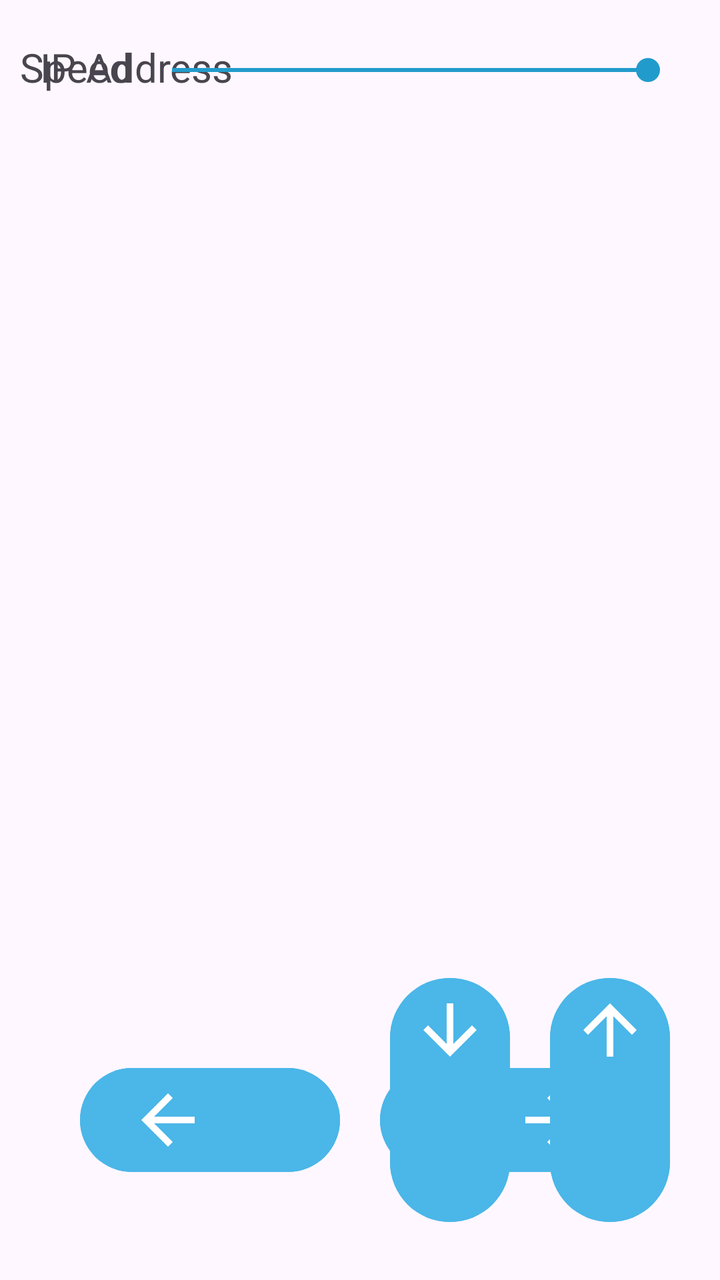
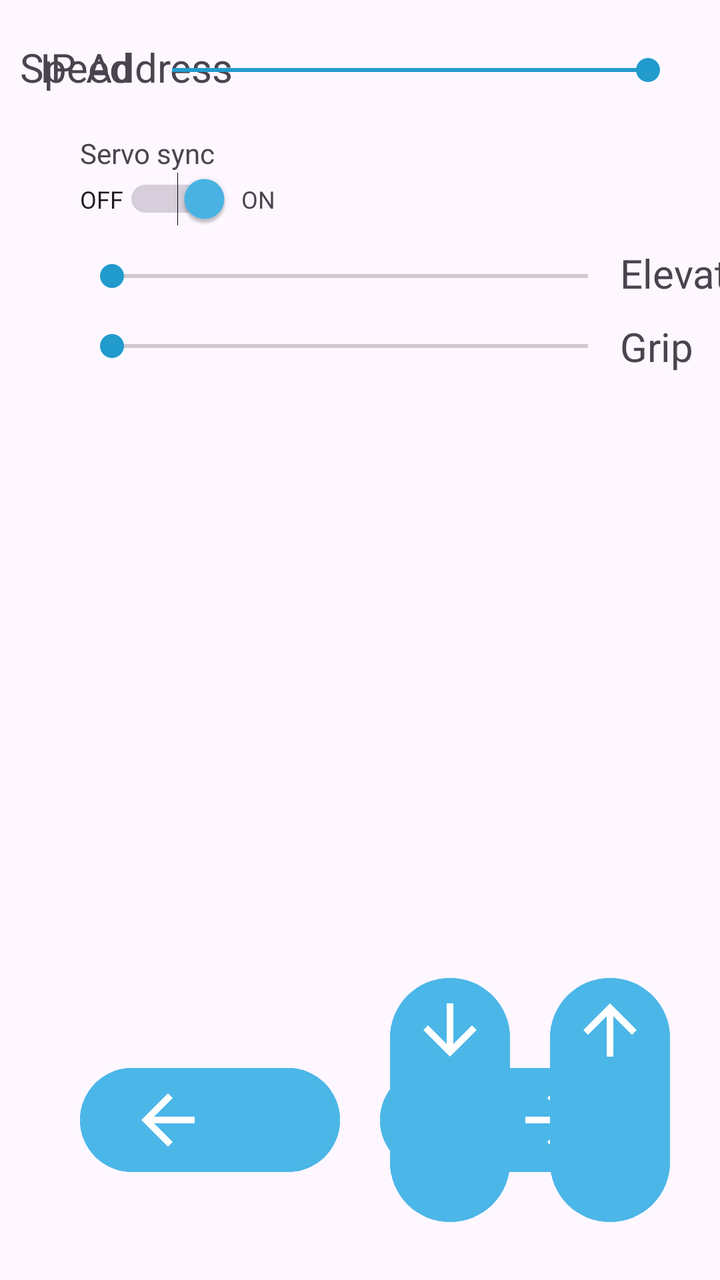

An Android layout rendered at two revisions. The XML below is the earlier revision; the diff shows what the commit changed to produce the second picture.
<!-- AndroidManifest.xml: application theme Theme.BotzillaController -->
<!-- res/layout/activity_controller_b.xml -->
<?xml version="1.0" encoding="utf-8"?>
<androidx.constraintlayout.widget.ConstraintLayout xmlns:android="http://schemas.android.com/apk/res/android"
    xmlns:app="http://schemas.android.com/apk/res-auto"
    xmlns:tools="http://schemas.android.com/tools"
    android:id="@+id/main"
    android:layout_width="match_parent"
    android:layout_height="match_parent"
    android:backgroundTint="@color/material_dynamic_primary70"
    tools:context=".ControllerActivityButtons">

    <TextView
        android:id="@+id/ipTextView"
        android:layout_width="wrap_content"
        android:layout_height="wrap_content"
        android:layout_marginStart="20dp"
        android:layout_marginTop="20dp"
        android:text="IP Address"
        android:textSize="20sp"
        app:layout_constraintStart_toStartOf="parent"
        app:layout_constraintTop_toTopOf="parent"
        tools:ignore="HardcodedText" />

    <SeekBar
        android:id="@+id/speed_seek"
        android:layout_width="270dp"
        android:layout_height="30dp"
        android:layout_marginTop="20dp"
        android:layout_marginEnd="20dp"
        android:progress="100"
        android:progressTint="@color/material_dynamic_primary60"
        android:thumbTint="@color/material_dynamic_primary60"
        app:layout_constraintEnd_toEndOf="parent"
        app:layout_constraintTop_toTopOf="parent" />

    <TextView
        android:id="@+id/textView"
        android:layout_width="60dp"
        android:layout_height="30dp"
        android:layout_marginTop="20dp"
        android:text="@string/speed_hard_coded"
        android:textSize="20sp"
        app:layout_constraintBottom_toBottomOf="@+id/speed_seek"
        app:layout_constraintEnd_toStartOf="@+id/speed_seek"
        app:layout_constraintTop_toTopOf="parent"
        android:backgroundTint="@color/material_dynamic_primary70" />

    <LinearLayout
        android:layout_width="wrap_content"
        android:layout_height="wrap_content"
        android:layout_marginStart="30dp"
        android:layout_marginBottom="40dp"
        android:orientation="horizontal"
        app:layout_constraintBottom_toBottomOf="parent"
        app:layout_constraintStart_toStartOf="parent">

        <com.google.android.material.button.MaterialButton
            android:id="@+id/button_left"
            android:layout_width="130dp"
            android:layout_height="60dp"
            android:layout_margin="10dp"
            app:icon="@drawable/outline_arrow_left_24"
            app:iconGravity="start"
            app:iconSize="40dp"
            android:backgroundTint="@color/material_dynamic_primary70"/>

        <com.google.android.material.button.MaterialButton
            android:id="@+id/button_right"
            android:layout_width="130dp"
            android:layout_height="60dp"
            android:layout_margin="10dp"
            app:icon="@drawable/outline_arrow_right_24"
            app:iconGravity="end"
            app:iconSize="40dp"
            android:backgroundTint="@color/material_dynamic_primary70"/>
    </LinearLayout>

    <LinearLayout
        android:layout_width="wrap_content"
        android:layout_height="wrap_content"
        android:layout_margin="15dp"
        android:orientation="horizontal"
        app:layout_constraintBottom_toBottomOf="parent"
        app:layout_constraintEnd_toEndOf="parent">

        <com.google.android.material.button.MaterialButton
            android:id="@+id/button_back"
            android:layout_width="60dp"
            android:layout_height="130dp"
            android:layout_margin="10dp"
            app:icon="@drawable/outline_arrow_down_24"
            app:iconGravity="top"
            app:iconSize="40dp"
            android:backgroundTint="@color/material_dynamic_primary70" />

        <com.google.android.material.button.MaterialButton
            android:id="@+id/button_forward"
            android:layout_width="60dp"
            android:layout_height="130dp"
            android:layout_margin="10dp"
            app:icon="@drawable/outline_arrow_up_24"
            app:iconGravity="top"
            app:iconSize="40dp"
            android:backgroundTint="@color/material_dynamic_primary70"/>

    </LinearLayout>

</androidx.constraintlayout.widget.ConstraintLayout>
<!-- resources referenced by this layout -->
<resources>
  <!-- drawable outline_arrow_down_24 (drawable) -->
  <vector xmlns:android="http://schemas.android.com/apk/res/android" android:height="24dp" android:tint="#000000" android:viewportHeight="960" android:viewportWidth="960" android:width="24dp">
        
      <path android:fillColor="@android:color/white" android:pathData="M440,160L440,647L216,423L160,480L480,800L800,480L744,423L520,647L520,160L440,160Z"/>
      
  </vector>
  <!-- drawable outline_arrow_left_24 (drawable) -->
  <vector xmlns:android="http://schemas.android.com/apk/res/android" android:autoMirrored="true" android:height="24dp" android:tint="#000000" android:viewportHeight="960" android:viewportWidth="960" android:width="24dp">
        
      <path android:fillColor="@android:color/white" android:pathData="M313,520L537,744L480,800L160,480L480,160L537,216L313,440L800,440L800,520L313,520Z"/>
      
  </vector>
  <!-- drawable outline_arrow_right_24 (drawable) -->
  <vector xmlns:android="http://schemas.android.com/apk/res/android" android:autoMirrored="true" android:height="24dp" android:tint="#000000" android:viewportHeight="960" android:viewportWidth="960" android:width="24dp">
        
      <path android:fillColor="@android:color/white" android:pathData="M647,520L160,520L160,440L647,440L423,216L480,160L800,480L480,800L423,744L647,520Z"/>
      
  </vector>
  <!-- drawable outline_arrow_up_24 (drawable) -->
  <vector xmlns:android="http://schemas.android.com/apk/res/android" android:height="24dp" android:tint="#000000" android:viewportHeight="960" android:viewportWidth="960" android:width="24dp">
        
      <path android:fillColor="@android:color/white" android:pathData="M440,800L440,313L216,537L160,480L480,160L800,480L744,537L520,313L520,800L440,800Z"/>
      
  </vector>
  <string name="speed_hard_coded">Speed</string>
  <style name="Theme.BotzillaController" parent="Base.Theme.BotzillaController" />
  <style name="Base.Theme.BotzillaController" parent="Theme.Material3.DayNight.NoActionBar">
          
          
      </style>
</resources>

<!-- the commit's change to res/layout/activity_controller_b.xml (unified diff, before → after) -->
@@ -9,7 +9,7 @@
     tools:context=".ControllerActivityButtons">
 
     <TextView
-        android:id="@+id/ipTextView"
+        android:id="@+id/ipTextViewB"
         android:layout_width="wrap_content"
         android:layout_height="wrap_content"
         android:layout_marginStart="20dp"
@@ -20,29 +20,141 @@
         app:layout_constraintTop_toTopOf="parent"
         tools:ignore="HardcodedText" />
 
+    <TextView
+        android:id="@+id/ipTextViewB3"
+        android:layout_width="wrap_content"
+        android:layout_height="wrap_content"
+        android:text="Elevation"
+        android:textSize="20sp"
+        app:layout_constraintStart_toEndOf="@+id/elevation_seek"
+        app:layout_constraintTop_toTopOf="@+id/elevation_seek"
+        tools:ignore="HardcodedText" />
+
+    <TextView
+        android:id="@+id/gripper_seek_textView"
+        android:layout_width="wrap_content"
+        android:layout_height="wrap_content"
+        android:text="Grip"
+        android:textSize="20sp"
+        app:layout_constraintBottom_toBottomOf="@+id/grip_seek"
+        app:layout_constraintStart_toEndOf="@+id/grip_seek"
+        app:layout_constraintTop_toTopOf="@+id/grip_seek"
+        tools:ignore="HardcodedText" />
+
+    <TextView
+        android:id="@+id/gripper_seek_textView_r"
+        android:layout_width="wrap_content"
+        android:layout_height="wrap_content"
+        android:text="Right"
+        android:textSize="20sp"
+        android:visibility="invisible"
+        app:layout_constraintBottom_toBottomOf="@+id/grip_seek_2_hidden"
+        app:layout_constraintStart_toEndOf="@+id/grip_seek_2_hidden"
+        app:layout_constraintTop_toTopOf="@+id/grip_seek_2_hidden"
+        app:layout_constraintVertical_bias="1.0"
+        tools:ignore="HardcodedText" />
+
+    <TextView
+        android:id="@+id/ServoSyncText"
+        android:layout_width="wrap_content"
+        android:layout_height="wrap_content"
+        android:layout_marginStart="40dp"
+        android:layout_marginTop="20dp"
+        android:text="Servo sync"
+        app:layout_constraintStart_toStartOf="parent"
+        app:layout_constraintTop_toBottomOf="@+id/ipTextViewB"
+        tools:ignore="HardcodedText" />
+
+    <TextView
+        android:id="@+id/servoSyncText"
+        android:layout_width="wrap_content"
+        android:layout_height="wrap_content"
+        android:layout_marginStart="5dp"
+        android:textSize="12sp"
+        android:text="ON"
+        app:layout_constraintBottom_toBottomOf="@+id/servoSyncSwitch"
+        app:layout_constraintStart_toEndOf="@+id/servoSyncSwitch"
+        app:layout_constraintTop_toBottomOf="@+id/ServoSyncText"
+        tools:ignore="HardcodedText" />
+
+    <Switch
+        android:id="@+id/servoSyncSwitch"
+        android:layout_width="wrap_content"
+        android:layout_height="wrap_content"
+        android:layout_marginStart="40dp"
+        android:checked="true"
+        android:foregroundTint="@color/material_dynamic_primary60"
+        android:text="OFF"
+        android:textSize="12sp"
+        android:thumbTint="@color/material_dynamic_primary70"
+        app:layout_constraintStart_toStartOf="parent"
+        app:layout_constraintTop_toBottomOf="@+id/ServoSyncText"
+        tools:ignore="UseSwitchCompatOrMaterialXml" />
+
     <SeekBar
         android:id="@+id/speed_seek"
         android:layout_width="270dp"
         android:layout_height="30dp"
         android:layout_marginTop="20dp"
         android:layout_marginEnd="20dp"
-        android:progress="100"
+        android:progress="255"
+        android:max="255"
         android:progressTint="@color/material_dynamic_primary60"
         android:thumbTint="@color/material_dynamic_primary60"
         app:layout_constraintEnd_toEndOf="parent"
         app:layout_constraintTop_toTopOf="parent" />
 
+    <SeekBar
+        android:id="@+id/elevation_seek"
+        android:layout_width="270dp"
+        android:layout_height="30dp"
+        android:layout_marginStart="40dp"
+        android:layout_marginTop="10dp"
+        android:max="90"
+        android:progress="0"
+        android:progressTint="@color/material_dynamic_primary60"
+        android:thumbTint="@color/material_dynamic_primary60"
+        app:layout_constraintStart_toStartOf="parent"
+        app:layout_constraintTop_toBottomOf="@+id/servoSyncSwitch" />
+
+    <SeekBar
+        android:id="@+id/grip_seek"
+        android:layout_width="270dp"
+        android:layout_height="30dp"
+        android:layout_marginStart="40dp"
+        android:layout_marginTop="5dp"
+        android:max="180"
+        android:progress="0"
+        android:progressTint="@color/material_dynamic_primary60"
+        android:thumbTint="@color/material_dynamic_primary60"
+        app:layout_constraintStart_toStartOf="parent"
+        app:layout_constraintTop_toBottomOf="@+id/elevation_seek" />
+
+    <SeekBar
+        android:id="@+id/grip_seek_2_hidden"
+        android:layout_width="270dp"
+        android:layout_height="30dp"
+        android:layout_marginStart="40dp"
+        android:layout_marginTop="5dp"
+        android:max="180"
+        android:progress="0"
+        android:progressTint="@color/material_dynamic_primary60"
+        android:thumbTint="@color/material_dynamic_primary60"
+        android:visibility="invisible"
+        app:layout_constraintStart_toStartOf="parent"
+        app:layout_constraintTop_toBottomOf="@+id/grip_seek" />
+
     <TextView
         android:id="@+id/textView"
         android:layout_width="60dp"
         android:layout_height="30dp"
         android:layout_marginTop="20dp"
+        android:backgroundTint="@color/material_dynamic_primary70"
         android:text="@string/speed_hard_coded"
         android:textSize="20sp"
         app:layout_constraintBottom_toBottomOf="@+id/speed_seek"
         app:layout_constraintEnd_toStartOf="@+id/speed_seek"
-        app:layout_constraintTop_toTopOf="parent"
-        android:backgroundTint="@color/material_dynamic_primary70" />
+        app:layout_constraintTop_toTopOf="parent" />
 
     <LinearLayout
         android:layout_width="wrap_content"
@@ -104,4 +216,5 @@
 
     </LinearLayout>
 
+
 </androidx.constraintlayout.widget.ConstraintLayout>
